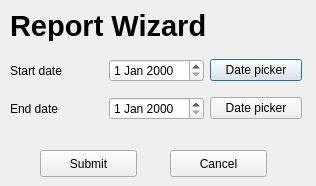
supermaximo93/Computing_Project, file dialogs/main/ReportWizard.ui: the form before one commit.
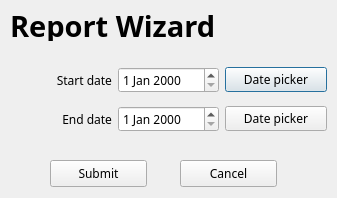
The form after the commit.

```diff
--- a/dialogs/main/ReportWizard.ui
+++ b/dialogs/main/ReportWizard.ui
@@ -6,10 +6,15 @@
    <rect>
     <x>0</x>
     <y>0</y>
-    <width>316</width>
-    <height>186</height>
+    <width>337</width>
+    <height>198</height>
    </rect>
   </property>
+  <property name="font">
+   <font>
+    <family>Sans Serif</family>
+   </font>
+  </property>
   <property name="windowTitle">
    <string>Dialog</string>
   </property>
@@ -37,8 +42,8 @@
    <property name="geometry">
     <rect>
      <x>10</x>
-     <y>50</y>
-     <width>292</width>
+     <y>60</y>
+     <width>317</width>
      <height>80</height>
     </rect>
    </property>
@@ -48,6 +53,9 @@
       <property name="text">
        <string>Start date</string>
       </property>
+      <property name="alignment">
+       <set>Qt::AlignRight|Qt::AlignTrailing|Qt::AlignVCenter</set>
+      </property>
      </widget>
     </item>
     <item row="1" column="0">
@@ -55,6 +63,9 @@
       <property name="text">
        <string>End date</string>
       </property>
+      <property name="alignment">
+       <set>Qt::AlignRight|Qt::AlignTrailing|Qt::AlignVCenter</set>
+      </property>
      </widget>
     </item>
     <item row="0" column="1">
@@ -82,8 +93,8 @@
   <widget class="QPushButton" name="pushButton_submit">
    <property name="geometry">
     <rect>
-     <x>40</x>
-     <y>150</y>
+     <x>50</x>
+     <y>160</y>
      <width>97</width>
      <height>27</height>
     </rect>
@@ -95,8 +106,8 @@
   <widget class="QPushButton" name="pushButton_cancel">
    <property name="geometry">
     <rect>
-     <x>170</x>
-     <y>150</y>
+     <x>180</x>
+     <y>160</y>
      <width>97</width>
      <height>27</height>
     </rect>
```
Left out of the diff: 2 changed lines with no effect on the pictures.
